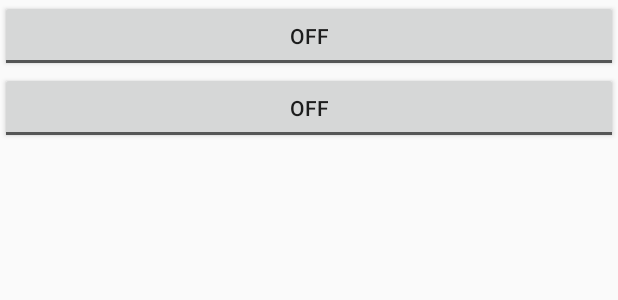
After one commit to AwaisMajeed2536/MobileStore, an Android app: the layout activity_timer_service_test.xml on its own in the app's theme, with its tools: preview values and no code run, on a phone screen of 412 x 824 dp. The commit adds this screen. Shown: the top 300 px of the screen. Run offline under Robolectric (Android 15) with nearby library versions, the light colour scheme and no system bars.

Commit message:
Working code commit

```diff
--- a/app/build.gradle
+++ b/app/build.gradle
@@ -57,6 +57,7 @@ dependencies {
     compile 'com.google.android.gms:play-services-auth:10.2.0'
     compile 'com.google.android.gms:play-services-maps:10.2.0'
     compile 'com.squareup.retrofit2:converter-gson:2.1.0'
+    compile 'com.github.jd-alexander:library:1.1.0'
     testCompile 'junit:junit:4.12'
     compile('com.crashlytics.sdk.android:crashlytics:2.8.0@aar') {
         transitive = true;
--- a/app/src/main/AndroidManifest.xml
+++ b/app/src/main/AndroidManifest.xml
@@ -37,10 +37,12 @@
         <activity android:name=".ui.MessagingActivity" />
         <activity android:name=".ui.OrderTrackingActivity"/>
         <activity android:name=".ui.PlaceOrderActivity"/>
+        <activity android:name=".ui.TimerServiceTestActivity" />
 
         <service
             android:name=".services.MessageSnifferService"
             android:exported="false" />
+        <service android:name=".services.TimerService" />
 
         <receiver
             android:name=".services.MessageReceiver"
--- a/app/src/main/java/misbah/naseer/mobilestore/helper/Constants.java
+++ b/app/src/main/java/misbah/naseer/mobilestore/helper/Constants.java
@@ -42,4 +42,5 @@ public class Constants {
 
     public static final String DRIVERS_LIST_KEY = "drivers_list_key";
 
+    public static final String CALLED_FROM_ADMIN_HOME = "CALLED_FROM_ADMIN_HOME";
 }
--- /dev/null
+++ b/app/src/main/res/layout/activity_timer_service_test.xml
@@ -0,0 +1,31 @@
+<?xml version="1.0" encoding="utf-8"?>
+<LinearLayout xmlns:android="http://schemas.android.com/apk/res/android"
+    android:layout_width="match_parent"
+    android:orientation="vertical"
+    android:layout_height="match_parent">
+
+    <ToggleButton
+        android:id="@+id/toggleButton"
+        android:layout_width="match_parent"
+        android:layout_height="wrap_content" />
+
+    <ToggleButton
+        android:id="@+id/tbStartServiceTask"
+        android:layout_width="match_parent"
+        android:layout_height="wrap_content" />
+
+    <TextView
+        android:id="@+id/tvServiceState"
+        android:gravity="center"
+        android:padding="16dp"
+        android:layout_width="match_parent"
+        android:layout_height="wrap_content" />
+
+    <TextView
+        android:id="@+id/tvServiceOutput"
+        android:gravity="center"
+        android:padding="16dp"
+        android:layout_width="match_parent"
+        android:layout_height="wrap_content" />
+
+</LinearLayout>
--- a/app/src/main/res/values/colors.xml
+++ b/app/src/main/res/values/colors.xml
@@ -2,6 +2,7 @@
 <resources>
     <color name="colorAccent">#151bce</color>
     <color name="colorPrimary">#151bce</color>
+    <color name="colorPrimaryLight">#3237d7</color>
     <color name="colorPrimaryDark">#030778</color>
     <color name="PRIMARY_BLUE_COLOUR">#0018a8</color>
     <color name="MID_BLUE_COLOUR">#b2b9e4</color>
--- a/app/src/main/res/values/strings.xml
+++ b/app/src/main/res/values/strings.xml
@@ -1,5 +1,5 @@
 <resources>
-    <string name="app_name">CarDistributor</string>
+    <string name="app_name">Product Distribution System</string>
     <string name="firstName">First Name</string>
     <string name="lastName">Last Name</string>
     <string name="email">Email</string>
```
Also changed, not shown: app/src/main/java/misbah/naseer/mobilestore/services/TimerService.java (added, +73 -0 lines), app/src/main/java/misbah/naseer/mobilestore/ui/AdminHomeActivity.java (+7 -2 lines), app/src/main/java/misbah/naseer/mobilestore/ui/DistributorHomeActivity.java (+104 -10 lines), app/src/main/java/misbah/naseer/mobilestore/ui/OrderTrackingActivity.java (+12 -6 lines), app/src/main/java/misbah/naseer/mobilestore/ui/TimerServiceTestActivity.java (added, +111 -0 lines), app/src/main/res/menu/admin_menu.xml (+7 -0 lines), app/src/main/res/drawable-hdpi/ic_track.png (added), app/src/main/res/drawable-mdpi/ic_track.png (added), app/src/main/res/drawable-xhdpi/ic_track.png (added), app/src/main/res/drawable-xxhdpi/ic_track.png (added), 1 other file.
